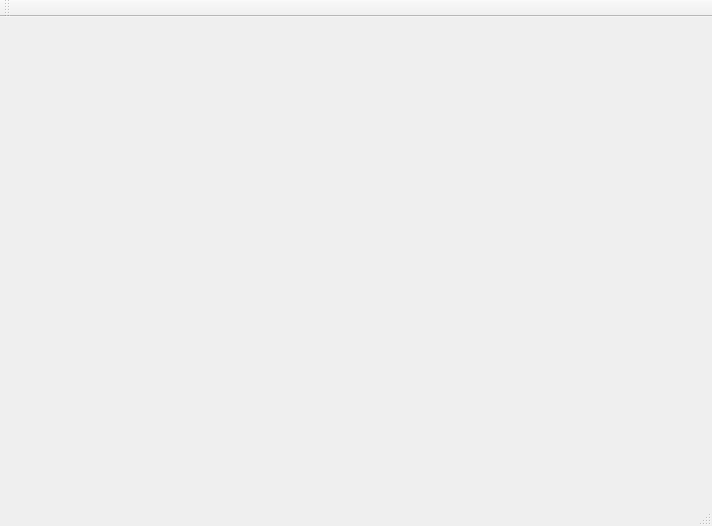
This is mainwindow.ui in chenyanming/PressureDetector as Qt 5 draws it before an edit. The edited form follows.
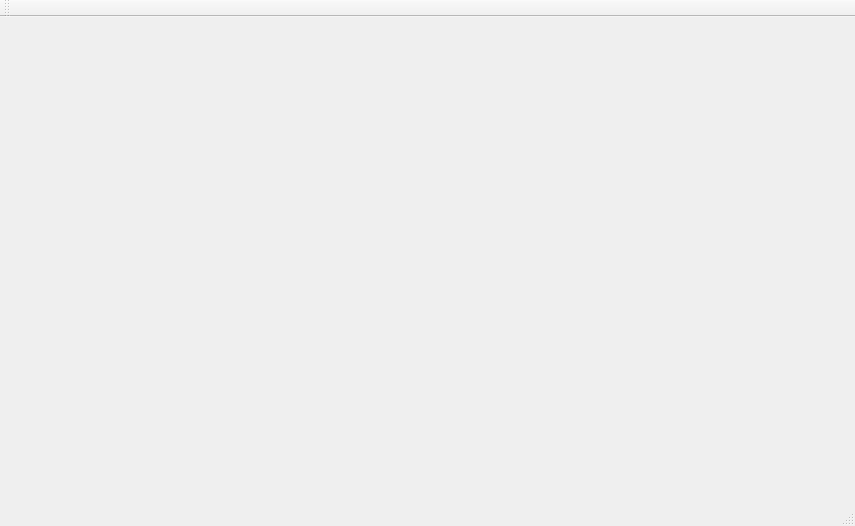
This is the edited form.

```diff
--- a/mainwindow.ui
+++ b/mainwindow.ui
@@ -6,7 +6,7 @@
    <rect>
     <x>0</x>
     <y>0</y>
-    <width>712</width>
+    <width>855</width>
     <height>526</height>
    </rect>
   </property>
```
Left out of the diff: 4 changed lines with no effect on the pictures.
